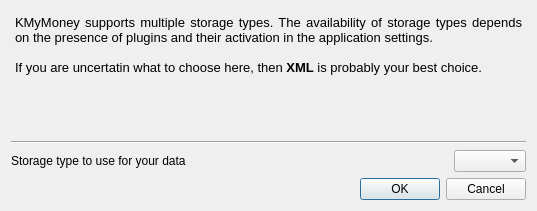
KDE/kmymoney, file kmymoney/dialogs/ksaveasquestion.ui: the form before one commit.
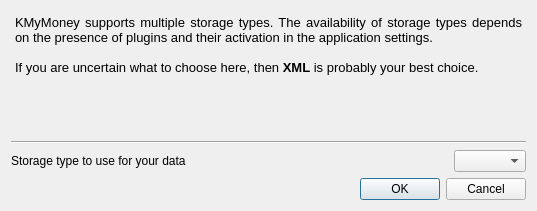
The form after the commit.

What changed in the file:
```diff
--- a/kmymoney/dialogs/ksaveasquestion.ui
+++ b/kmymoney/dialogs/ksaveasquestion.ui
@@ -31,7 +31,7 @@
 p, li { white-space: pre-wrap; }
 &lt;/style&gt;&lt;/head&gt;&lt;body style=&quot; font-family:'Noto Sans'; font-size:10pt; font-weight:400; font-style:normal;&quot;&gt;
 &lt;p align=&quot;justify&quot; style=&quot; margin-top:0px; margin-bottom:0px; margin-left:0px; margin-right:0px; -qt-block-indent:0; text-indent:0px;&quot;&gt;KMyMoney supports multiple storage types. The availability of storage types depends on the presence of plugins and their activation in the application settings.&lt;/p&gt;
-&lt;p align=&quot;justify&quot; style=&quot; margin-top:0px; margin-bottom:0px; margin-left:0px; margin-right:0px; -qt-block-indent:0; text-indent:0px;&quot;&gt;&lt;br /&gt;If you are uncertatin what to choose here, then &lt;span style=&quot; font-weight:600;&quot;&gt;XML&lt;/span&gt; is probably your best choice.&lt;/p&gt;&lt;/body&gt;&lt;/html&gt;</string>
+&lt;p align=&quot;justify&quot; style=&quot; margin-top:0px; margin-bottom:0px; margin-left:0px; margin-right:0px; -qt-block-indent:0; text-indent:0px;&quot;&gt;&lt;br /&gt;If you are uncertain what to choose here, then &lt;span style=&quot; font-weight:600;&quot;&gt;XML&lt;/span&gt; is probably your best choice.&lt;/p&gt;&lt;/body&gt;&lt;/html&gt;</string>
      </property>
     </widget>
    </item>
```
